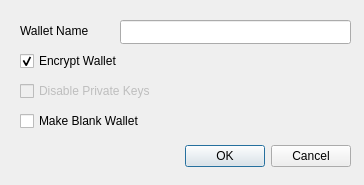
eleccoin/eleccoin, file src/qt/forms/createwalletdialog.ui: the form before one commit.
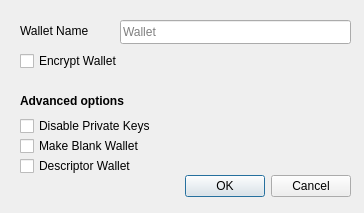
The form after the commit.

Diff of the .ui file:
```diff
--- a/src/qt/forms/createwalletdialog.ui
+++ b/src/qt/forms/createwalletdialog.ui
@@ -7,7 +7,7 @@
     <x>0</x>
     <y>0</y>
     <width>364</width>
-    <height>185</height>
+    <height>213</height>
    </rect>
   </property>
   <property name="windowTitle">
@@ -17,7 +17,7 @@
    <property name="geometry">
     <rect>
      <x>10</x>
-     <y>140</y>
+     <y>170</y>
      <width>341</width>
      <height>32</height>
     </rect>
@@ -38,6 +38,9 @@
      <height>24</height>
     </rect>
    </property>
+   <property name="placeholderText">
+     <string>Wallet</string>
+   </property>
   </widget>
   <widget class="QLabel" name="label">
    <property name="geometry">
@@ -57,7 +60,7 @@
     <rect>
      <x>20</x>
      <y>50</y>
-     <width>171</width>
+     <width>220</width>
      <height>22</height>
     </rect>
    </property>
@@ -68,18 +71,34 @@
     <string>Encrypt Wallet</string>
    </property>
    <property name="checked">
-    <bool>true</bool>
+    <bool>false</bool>
+   </property>
+  </widget>
+  <widget class="QLabel" name="advanced_options_label">
+   <property name="geometry">
+    <rect>
+     <x>20</x>
+     <y>90</y>
+     <width>220</width>
+     <height>21</height>
+    </rect>
+   </property>
+   <property name="styleSheet">
+    <string notr="true">font-weight:bold;</string>
+   </property>
+   <property name="text">
+    <string>Advanced options</string>
    </property>
   </widget>
   <widget class="QCheckBox" name="disable_privkeys_checkbox">
    <property name="enabled">
-    <bool>false</bool>
+    <bool>true</bool>
    </property>
    <property name="geometry">
     <rect>
      <x>20</x>
-     <y>80</y>
-     <width>171</width>
+     <y>115</y>
+     <width>220</width>
      <height>22</height>
     </rect>
    </property>
@@ -94,8 +113,8 @@
    <property name="geometry">
     <rect>
      <x>20</x>
-     <y>110</y>
-     <width>171</width>
+     <y>135</y>
+     <width>220</width>
      <height>22</height>
     </rect>
    </property>
@@ -106,6 +125,22 @@
     <string>Make Blank Wallet</string>
    </property>
   </widget>
+  <widget class="QCheckBox" name="descriptor_checkbox">
+   <property name="geometry">
+    <rect>
+     <x>20</x>
+     <y>155</y>
+     <width>220</width>
+     <height>22</height>
+    </rect>
+   </property>
+   <property name="toolTip">
+    <string>Use descriptors for scriptPubKey management</string>
+   </property>
+   <property name="text">
+    <string>Descriptor Wallet</string>
+   </property>
+  </widget>
  </widget>
  <tabstops>
   <tabstop>wallet_name_line_edit</tabstop>
```
Left out of the diff: 1 changed line with no effect on the pictures.
